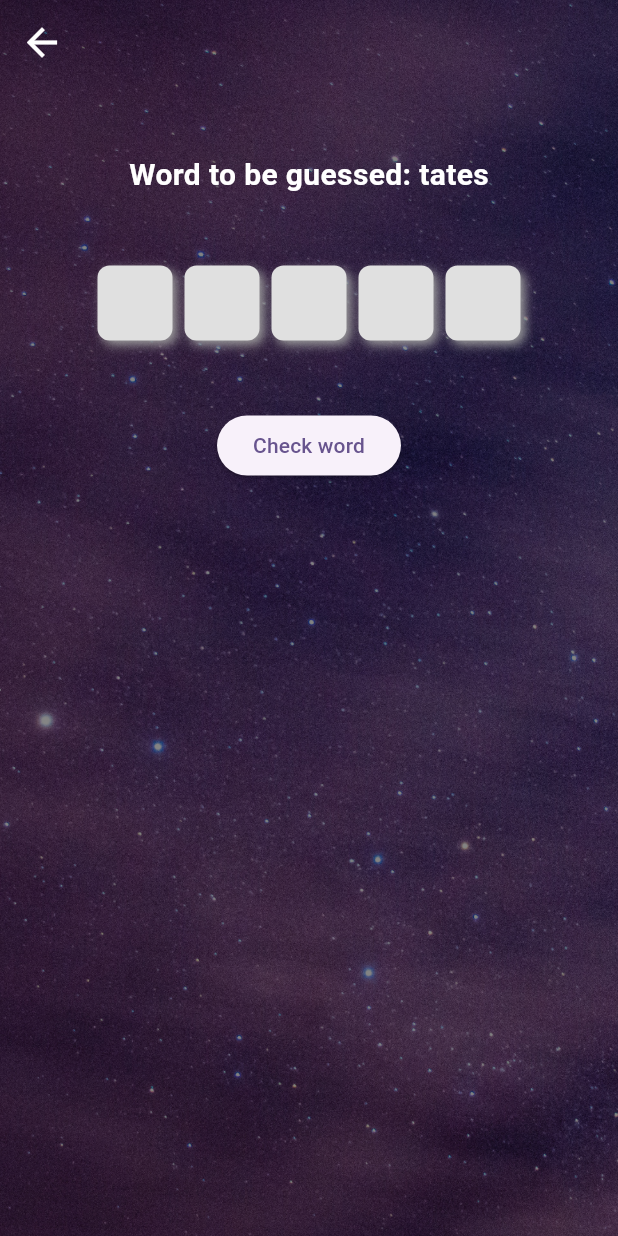
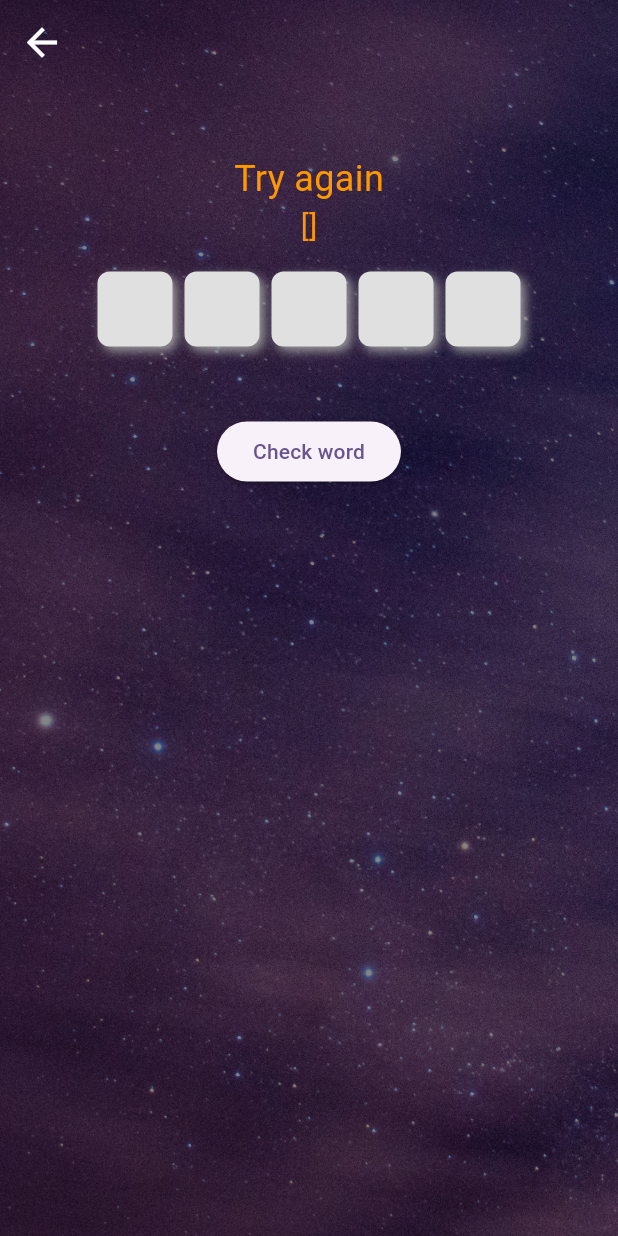
Before and after one commit to Laadnani/word_wizard, a Flutter app: the GamePage screen opened by its route, after a tap on "Check word", on a phone screen of 412 x 824 dp. Run offline on Flutter 3.47's test engine with Material 3 defaults, Android fonts, the phone set to English and light mode, and no system bars; our stand-ins replace google_fonts.

Commit message:
waiting to finish logic for string comparison

```diff
--- a/word_wizard_game/lib/constants.dart
+++ b/word_wizard_game/lib/constants.dart
@@ -23,4 +23,12 @@ class Cts {
   static String _entredWord = '';
   set entredWord(String value) => _entredWord;
   String get entredWord => _entredWord;
+
+  static String _iconTryused = 'X';
+  set iconused(String value) => _iconTryused;
+  String get iconused => _iconTryused;
+
+  static String _iconnTryLeft = '0';
+  set iconnTryLeft(String value) => _iconnTryLeft;
+  String get iconnTryLeft => _iconnTryLeft;
 }
--- a/word_wizard_game/lib/gamepage.dart
+++ b/word_wizard_game/lib/gamepage.dart
@@ -16,31 +16,32 @@ class GamePage extends StatefulWidget {
 class _GamePageState extends State<GamePage> {
   GameProvider gm = GameProvider();
   final TextEditingController _controller = TextEditingController();
-  final FocusNode _focusNode =
-      FocusNode(); // Focus node to control the keyboard
+  final FocusNode _focusNode = FocusNode(); // Focus node to control the keyboard
+
 
   bool isCorrectGuess(List<int> A) {
     const listEquality = ListEquality<int>();
     return listEquality.equals(A, [1, 2, 3, 4, 5]);
   }
 
-  void handleTries(int tries, bool correctGuess, int triesCount) {
+  dynamic handleTries(int tries, bool correctGuess, int triesCount) {
     if (!correctGuess) {
       if (tries == 0) {
-        print('You Lose');
+        gm.updateTextToOUput('You Lose');
         gm.updateWordToBeGuessed();
         gm.resetUsedTries(0);
         gm.resetTriesLeft(5);
       } else {
-        print('Try again');
+        gm.updateTextToOUput('Try again');
         gm.updateTriesLeft(gm.triesLeft);
         gm.updateTriesUsed(gm.triesUsed);
       }
     } else {
-      print('You Win after ${triesCount + 1} tries');
+      gm.updateTextToOUput('You Win after ${triesCount + 1} tries');
       gm.updateWordToBeGuessed();
     }
   }
+
 
   @override
   Widget build(BuildContext context) {
@@ -59,23 +60,16 @@ class _GamePageState extends State<GamePage> {
           child: Column(
             mainAxisAlignment: MainAxisAlignment.center,
             children: [
+
               const SizedBox(height: 30),
-              Consumer<GameProvider>(
-                builder: (context, gameProvider, child) {
-                  return Text(
-                    'Word to be guessed: ${gm.wordToBeGuessed}',
-                    style: const TextStyle(
-                      color: Colors.white,
-                      fontSize: 20,
-                      fontWeight: FontWeight.bold,
-                    ),
-                  );
-                },
-              ),
-              const SizedBox(height: 30),
+              Text(gm.TextToOUput,
+                  style: const TextStyle(fontSize: 24, color: Colors.orange)),
+              Text(gm.hints.toString(), style: const TextStyle(fontSize: 20, color: Colors.orange)) ,
               Stack(
                 alignment: Alignment.center,
                 children: [
+
+
                   // Tiles with GestureDetector for tap interaction
                   Consumer<GameProvider>(
                     builder: (context, gameProvider, child) {
@@ -128,14 +122,17 @@ class _GamePageState extends State<GamePage> {
                       'Word to be guessed: ${gm.splitword(gm.wordToBeGuessed, 5)}');
                   print('Word guessed: ${gm.splitword(gm.inputText, 5)}');
                   print(
-                    'Word equality: ${Rules.checkStringEquality(gm.wordToBeGuessed, gm.inputText)}',
-                  );
+                    'Word equality: ${Rules.checkStringEquality(gm.wordToBeGuessed, gm.inputText)}');
+                    gm.updateHints(Rules.checkStringEquality(gm.wordToBeGuessed.toString(), gm.inputText.toString()));
                   handleTries(
                     gm.triesLeft,
                     isCorrectGuess(Rules.checkStringEquality(
                         gm.wordToBeGuessed, gm.inputText)),
                     gm.triesUsed,
+
                   );
+
+                  print('${GameProvider.checkingSimilarLetters(gm.splitword(gm.wordToBeGuessed, 5), gm.splitword(gm.inputText, 5))}');
                   setState(() {
                     context.read<GameProvider>().clearInput();
                     _controller.clear();
--- a/word_wizard_game/lib/gameprovider.dart
+++ b/word_wizard_game/lib/gameprovider.dart
@@ -119,6 +119,58 @@ class GameProvider extends ChangeNotifier {
     notifyListeners();
   }
 
+  // icons tries function
 
+  List<IconData> iconTries({required int tries, required int triesUsed}) {
+
+    assert(tries >= 0);
+    assert(triesUsed >= 0);
+    // Improved function with clear variable names and concise logic
+    final usedIcons = List.generate(triesUsed, (_) => Icons.abc);
+    final remainingIcons = List.generate(tries - triesUsed, (_) => Icons.abc_rounded);
+    final iconsRendered = [...usedIcons, ...remainingIcons];
+    return iconsRendered;
+
+  }
+
+static String _TextToOUput = '';
+
+String get TextToOUput => _TextToOUput;
+
+void updateTextToOUput(String value) {
+  _TextToOUput = value;
+  notifyListeners();
+ }
+
+ static List<int> _hints = [];
+
+ List<int> get hints => _hints;
+
+ void updateHints(List<int> value) {
+  _hints = value ;
+  notifyListeners();
+  }
+
+  static String checkingSimilarLetters (List<String> A, List<String> B)  {
+
+    String letter = '';
+    int index = 0;
+
+    for (int i =0; i< A.length; i++) {
+      for (int j =0; j< B.length; j++) {
+        if (A[i] == B[j]) {
+          letter += (B[j]);
+          index = i;
+
+        }
+      }
+
+    }
+
+    String result = '$letter is at index $index';
+     print('letter: $letter, index: $index');
+    return result;
+
+  }
 
 }
--- a/word_wizard_game/lib/homePage.dart
+++ b/word_wizard_game/lib/homePage.dart
@@ -19,11 +19,12 @@ class _HomePageState extends State<HomePage> {
 
           child: Center(
             child: Column(
+              mainAxisAlignment: MainAxisAlignment.spaceEvenly,
               children: [
-                const SizedBox(height: 120),
+
 
                 Image.asset('assets/images/logo_w.png'),
-                const SizedBox(height: 120),
+
                 ElevatedButton(
                                 style: ElevatedButton.styleFrom(
                 fixedSize:
```
Also changed, not shown: 10 other files.
